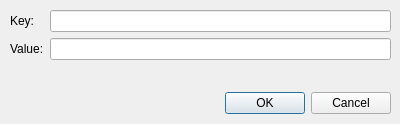
Old version of the form src/modules/application/ApplicationTagDialog.ui in the repository jensvogt/awsmock-qt-ui.
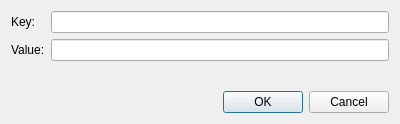
New version of the form.

Commit message: fix: fix some S3 object/bucket edit dialog layout problems

Diff of the .ui file:
```diff
--- a/src/modules/application/ApplicationTagDialog.ui
+++ b/src/modules/application/ApplicationTagDialog.ui
@@ -13,28 +13,8 @@
   <property name="windowTitle">
    <string>Application Tag</string>
   </property>
-  <widget class="QDialogButtonBox" name="buttonBox">
-   <property name="geometry">
-    <rect>
-     <x>140</x>
-     <y>90</y>
-     <width>251</width>
-     <height>26</height>
-    </rect>
-   </property>
-   <property name="standardButtons">
-    <set>QDialogButtonBox::Cancel|QDialogButtonBox::Ok</set>
-   </property>
-  </widget>
-  <widget class="QWidget" name="formLayoutWidget">
-   <property name="geometry">
-    <rect>
-     <x>10</x>
-     <y>10</y>
-     <width>381</width>
-     <height>71</height>
-    </rect>
-   </property>
+  <layout class="QVBoxLayout" name="verticalLayout">
+   <item>
    <layout class="QFormLayout" name="formLayout">
     <item row="0" column="0">
      <widget class="QLabel" name="keyLabel">
@@ -57,7 +37,15 @@
      <widget class="QLineEdit" name="valueEdit"/>
     </item>
    </layout>
-  </widget>
+   </item>
+   <item>
+    <widget class="QDialogButtonBox" name="buttonBox">
+     <property name="standardButtons">
+      <set>QDialogButtonBox::StandardButton::Cancel|QDialogButtonBox::StandardButton::Ok</set>
+     </property>
+    </widget>
+   </item>
+  </layout>
  </widget>
  <resources/>
  <connections/>
```
Lines whose indentation alone changed are shown as unchanged. The commit also changes 4 other files.
